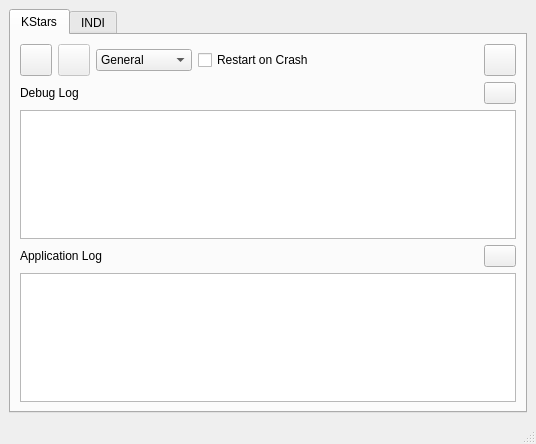
knro/ekosdebugger, file debuggerview.ui: the form before one commit.
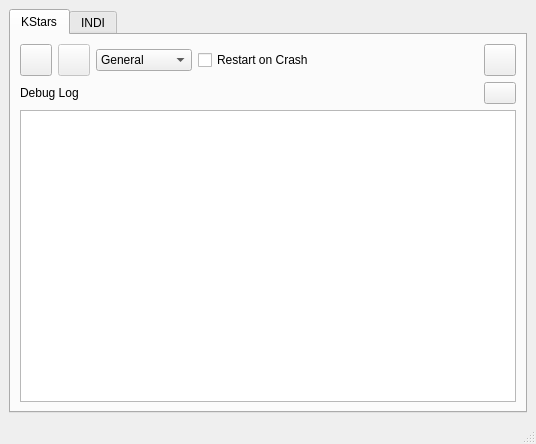
The form after the commit. Icons and pictures are not drawn.

Commit message: Added zipping for logs Removed App log for KStars

```diff
--- a/debuggerview.ui
+++ b/debuggerview.ui
@@ -248,59 +248,6 @@
         <item>
          <widget class="QTextBrowser" name="KStarsDebugLog"/>
         </item>
-        <item>
-         <layout class="QHBoxLayout" name="horizontalLayout_2">
-          <item>
-           <widget class="QLabel" name="label_2">
-            <property name="text">
-             <string>Application Log</string>
-            </property>
-           </widget>
-          </item>
-          <item>
-           <spacer name="horizontalSpacer_2">
-            <property name="orientation">
-             <enum>Qt::Horizontal</enum>
-            </property>
-            <property name="sizeHint" stdset="0">
-             <size>
-              <width>40</width>
-              <height>20</height>
-             </size>
-            </property>
-           </spacer>
-          </item>
-          <item>
-           <widget class="QPushButton" name="copyKStarsAppLogB">
-            <property name="maximumSize">
-             <size>
-              <width>32</width>
-              <height>32</height>
-             </size>
-            </property>
-            <property name="toolTip">
-             <string>Copy Application Log to clipboard.</string>
-            </property>
-            <property name="text">
-             <string/>
-            </property>
-            <property name="icon">
-             <iconset theme="edit-copy">
-              <normaloff>.</normaloff>.</iconset>
-            </property>
-            <property name="iconSize">
-             <size>
-              <width>28</width>
-              <height>28</height>
-             </size>
-            </property>
-           </widget>
-          </item>
-         </layout>
-        </item>
-        <item>
-         <widget class="QTextBrowser" name="KStarsAppLog"/>
-        </item>
        </layout>
       </widget>
       <widget class="QWidget" name="INDITab">
```
The commit also changes 2 other files.
